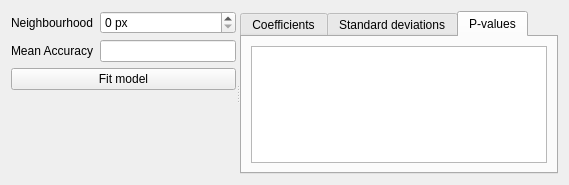
Above: ui/logisticregressionwidgetbase.ui from nextgis/qgis_molusce before the change. Below: the same form after it.
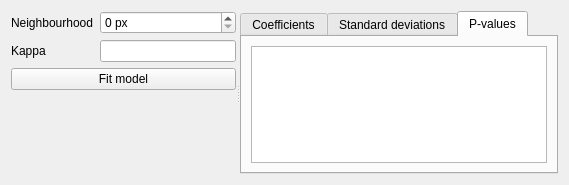
That is the form after the change. Custom widgets are drawn as their Qt base class.

Commit message: Kappa for LR

Diff of the .ui file:
```diff
--- a/ui/logisticregressionwidgetbase.ui
+++ b/ui/logisticregressionwidgetbase.ui
@@ -31,7 +31,7 @@
        <item row="1" column="0">
         <widget class="QLabel" name="label_2">
          <property name="text">
-          <string>Mean Accuracy</string>
+          <string>Kappa</string>
          </property>
         </widget>
        </item>
```
Left out of the diff: 2 changed lines with no effect on the pictures. The commit also changes 2 other files.
